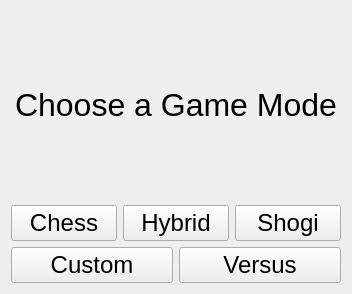
The window that chessVshogi/UI/form.ui (sahinakkaya/chess) describes before a commit, drawn with Qt 5.
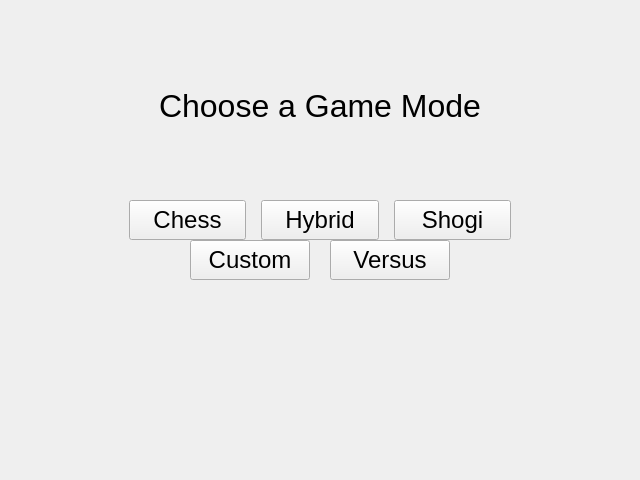
The same window after the commit.

What changed in the file:
```diff
--- a/chessVshogi/UI/form.ui
+++ b/chessVshogi/UI/form.ui
@@ -6,14 +6,23 @@
    <rect>
     <x>0</x>
     <y>0</y>
-    <width>352</width>
-    <height>294</height>
+    <width>640</width>
+    <height>480</height>
    </rect>
   </property>
+  <property name="maximumSize">
+   <size>
+    <width>640</width>
+    <height>480</height>
+   </size>
+  </property>
   <property name="windowTitle">
    <string>Form</string>
   </property>
   <layout class="QVBoxLayout" name="verticalLayout">
+   <property name="spacing">
+    <number>0</number>
+   </property>
    <item>
     <widget class="QLabel" name="label">
      <property name="sizePolicy">
@@ -37,8 +46,42 @@
    </item>
    <item>
     <layout class="QHBoxLayout" name="horizontalLayout">
+     <property name="spacing">
+      <number>15</number>
+     </property>
+     <item>
+      <spacer name="horizontalSpacer">
+       <property name="orientation">
+        <enum>Qt::Horizontal</enum>
+       </property>
+       <property name="sizeHint" stdset="0">
+        <size>
+         <width>40</width>
+         <height>20</height>
+        </size>
+       </property>
+      </spacer>
+     </item>
      <item>
       <widget class="QPushButton" name="pushButtonChess">
+       <property name="sizePolicy">
+        <sizepolicy hsizetype="MinimumExpanding" vsizetype="MinimumExpanding">
+         <horstretch>0</horstretch>
+         <verstretch>0</verstretch>
+        </sizepolicy>
+       </property>
+       <property name="minimumSize">
+        <size>
+         <width>90</width>
+         <height>30</height>
+        </size>
+       </property>
+       <property name="maximumSize">
+        <size>
+         <width>120</width>
+         <height>40</height>
+        </size>
+       </property>
        <property name="font">
         <font>
          <pointsize>18</pointsize>
@@ -51,6 +94,24 @@
      </item>
      <item>
       <widget class="QPushButton" name="pushButton_hybrid">
+       <property name="sizePolicy">
+        <sizepolicy hsizetype="MinimumExpanding" vsizetype="MinimumExpanding">
+         <horstretch>0</horstretch>
+         <verstretch>0</verstretch>
+        </sizepolicy>
+       </property>
+       <property name="minimumSize">
+        <size>
+         <width>90</width>
+         <height>30</height>
+        </size>
+       </property>
+       <property name="maximumSize">
+        <size>
+         <width>120</width>
+         <height>40</height>
+        </size>
+       </property>
        <property name="font">
         <font>
          <pointsize>18</pointsize>
@@ -63,6 +124,24 @@
      </item>
      <item>
       <widget class="QPushButton" name="pushButton_shogi">
+       <property name="sizePolicy">
+        <sizepolicy hsizetype="MinimumExpanding" vsizetype="MinimumExpanding">
+         <horstretch>0</horstretch>
+         <verstretch>0</verstretch>
+        </sizepolicy>
+       </property>
+       <property name="minimumSize">
+        <size>
+         <width>90</width>
+         <height>30</height>
+        </size>
+       </property>
+       <property name="maximumSize">
+        <size>
+         <width>120</width>
+         <height>40</height>
+        </size>
+       </property>
        <property name="font">
         <font>
          <pointsize>18</pointsize>
@@ -73,15 +152,62 @@
        </property>
       </widget>
      </item>
+     <item>
+      <spacer name="horizontalSpacer_2">
+       <property name="orientation">
+        <enum>Qt::Horizontal</enum>
+       </property>
+       <property name="sizeHint" stdset="0">
+        <size>
+         <width>40</width>
+         <height>20</height>
+        </size>
+       </property>
+      </spacer>
+     </item>
     </layout>
    </item>
    <item>
     <layout class="QHBoxLayout" name="horizontalLayout_2">
+     <property name="spacing">
+      <number>20</number>
+     </property>
      <property name="sizeConstraint">
       <enum>QLayout::SetMaximumSize</enum>
      </property>
+     <item>
+      <spacer name="horizontalSpacer_3">
+       <property name="orientation">
+        <enum>Qt::Horizontal</enum>
+       </property>
+       <property name="sizeHint" stdset="0">
+        <size>
+         <width>40</width>
+         <height>20</height>
+        </size>
+       </property>
+      </spacer>
+     </item>
      <item>
       <widget class="QPushButton" name="pushButton_custom">
+       <property name="sizePolicy">
+        <sizepolicy hsizetype="MinimumExpanding" vsizetype="MinimumExpanding">
+         <horstretch>0</horstretch>
+         <verstretch>0</verstretch>
+        </sizepolicy>
+       </property>
+       <property name="minimumSize">
+        <size>
+         <width>90</width>
+         <height>30</height>
+        </size>
+       </property>
+       <property name="maximumSize">
+        <size>
+         <width>120</width>
+         <height>40</height>
+        </size>
+       </property>
        <property name="font">
         <font>
          <pointsize>18</pointsize>
@@ -94,6 +220,24 @@
      </item>
      <item>
       <widget class="QPushButton" name="pushButton_versus">
+       <property name="sizePolicy">
+        <sizepolicy hsizetype="MinimumExpanding" vsizetype="MinimumExpanding">
+         <horstretch>0</horstretch>
+         <verstretch>0</verstretch>
+        </sizepolicy>
+       </property>
+       <property name="minimumSize">
+        <size>
+         <width>90</width>
+         <height>30</height>
+        </size>
+       </property>
+       <property name="maximumSize">
+        <size>
+         <width>120</width>
+         <height>40</height>
+        </size>
+       </property>
        <property name="font">
         <font>
          <pointsize>18</pointsize>
@@ -104,8 +248,37 @@
        </property>
       </widget>
      </item>
+     <item>
+      <spacer name="horizontalSpacer_4">
+       <property name="orientation">
+        <enum>Qt::Horizontal</enum>
+       </property>
+       <property name="sizeHint" stdset="0">
+        <size>
+         <width>40</width>
+         <height>20</height>
+        </size>
+       </property>
+      </spacer>
+     </item>
     </layout>
    </item>
+   <item>
+    <spacer name="verticalSpacer">
+     <property name="orientation">
+      <enum>Qt::Vertical</enum>
+     </property>
+     <property name="sizeType">
+      <enum>QSizePolicy::Expanding</enum>
+     </property>
+     <property name="sizeHint" stdset="0">
+      <size>
+       <width>20</width>
+       <height>30</height>
+      </size>
+     </property>
+    </spacer>
+   </item>
   </layout>
  </widget>
  <resources/>
```
